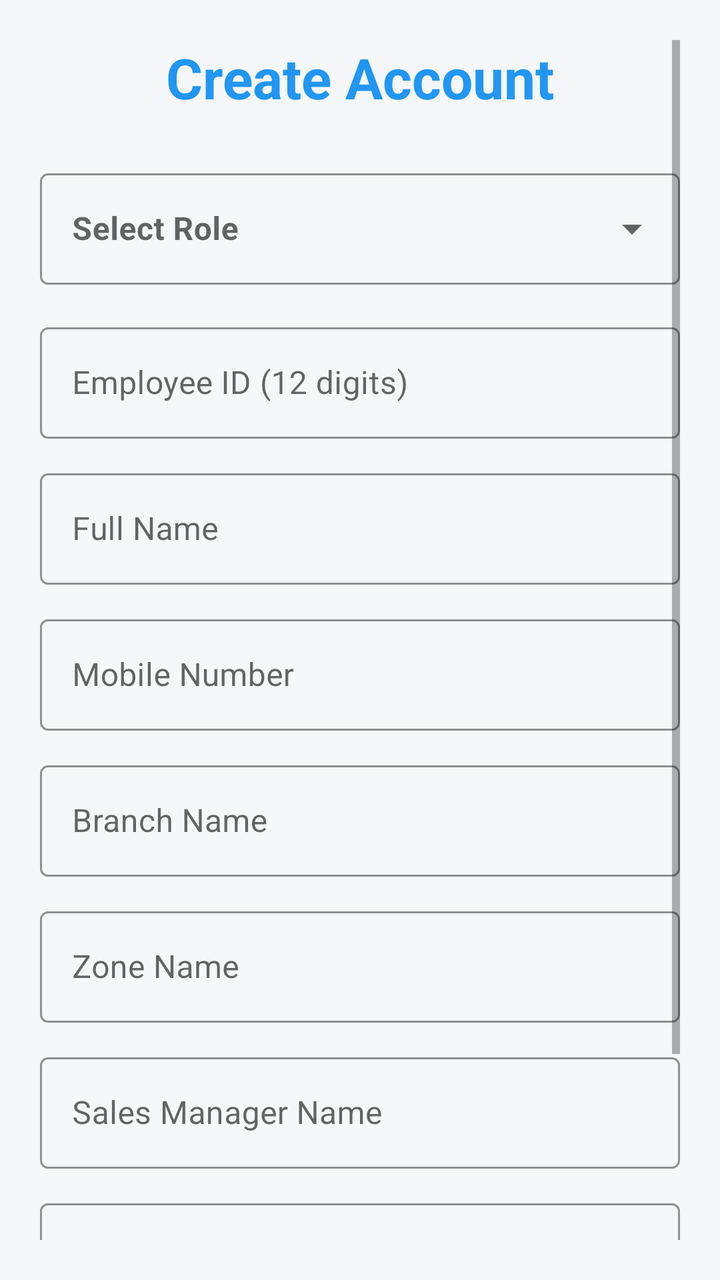
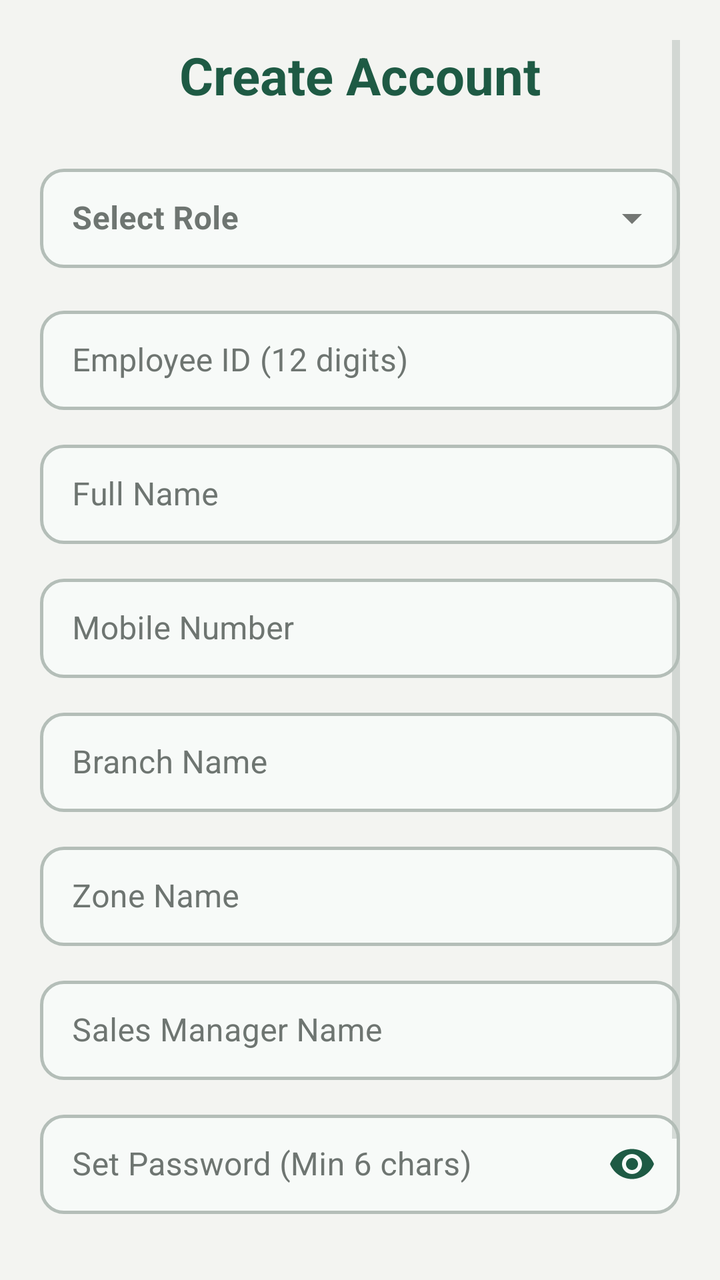

An Android layout rendered at two revisions. The XML below is the earlier revision; the diff shows what the commit changed to produce the second picture.
<!-- AndroidManifest.xml: application theme Theme.PerformanceTracker -->
<!-- res/layout/activity_registration.xml -->
<?xml version="1.0" encoding="utf-8"?>
<ScrollView
     xmlns:android="http://schemas.android.com/apk/res/android"
     xmlns:app="http://schemas.android.com/apk/res-auto"
     android:layout_height="match_parent"
     android:layout_width="match_parent"
     android:background="#F5F7FA"
     android:padding="20dp">

    <LinearLayout
         android:layout_height="wrap_content"
         android:layout_width="match_parent"
         android:orientation="vertical">

        <TextView
             android:layout_height="wrap_content"
             android:layout_width="match_parent"
             android:layout_marginBottom="24dp"
             android:gravity="center"
             android:textSize="28sp"
             android:textColor="#2196F3"
             android:text="Create Account"
             android:textStyle="bold" />

        <com.google.android.material.textfield.TextInputLayout
             android:layout_height="wrap_content"
             android:layout_width="match_parent"
             android:layout_marginBottom="16dp"
             android:hint="Select Role"
             app:boxStrokeColor="#2196F3"
             style="@style/Widget.MaterialComponents.TextInputLayout.OutlinedBox.ExposedDropdownMenu">

            <AutoCompleteTextView
                 android:layout_height="wrap_content"
                 android:layout_width="match_parent"
                 android:textColor="#333333"
                 android:inputType="none"
                 android:id="@+id/autoCompleteRole"
                 android:textStyle="bold" />

        </com.google.android.material.textfield.TextInputLayout>

        <com.google.android.material.textfield.TextInputLayout
             android:layout_height="wrap_content"
             android:layout_width="match_parent"
             android:layout_marginBottom="12dp"
             android:hint="Employee ID (12 digits)"
             app:boxStrokeColor="#2196F3"
             style="@style/Widget.MaterialComponents.TextInputLayout.OutlinedBox">

            <com.google.android.material.textfield.TextInputEditText
                 android:layout_height="wrap_content"
                 android:layout_width="match_parent"
                 android:maxLength="12"
                 android:inputType="number"
                 android:id="@+id/etRegId" />

        </com.google.android.material.textfield.TextInputLayout>

        <com.google.android.material.textfield.TextInputLayout
             android:layout_height="wrap_content"
             android:layout_width="match_parent"
             android:layout_marginBottom="12dp"
             android:hint="Full Name"
             app:boxStrokeColor="#2196F3"
             style="@style/Widget.MaterialComponents.TextInputLayout.OutlinedBox">

            <com.google.android.material.textfield.TextInputEditText
                 android:layout_height="wrap_content"
                 android:layout_width="match_parent"
                 android:inputType="textPersonName"
                 android:id="@+id/etRegName" />

        </com.google.android.material.textfield.TextInputLayout>

        <com.google.android.material.textfield.TextInputLayout
             android:layout_height="wrap_content"
             android:layout_width="match_parent"
             android:layout_marginBottom="12dp"
             android:hint="Mobile Number"
             app:boxStrokeColor="#2196F3"
             style="@style/Widget.MaterialComponents.TextInputLayout.OutlinedBox">

            <com.google.android.material.textfield.TextInputEditText
                 android:layout_height="wrap_content"
                 android:layout_width="match_parent"
                 android:inputType="phone"
                 android:id="@+id/etMobile" />

        </com.google.android.material.textfield.TextInputLayout>

        <LinearLayout
             android:layout_height="wrap_content"
             android:layout_width="match_parent"
             android:orientation="vertical"
             android:id="@+id/layoutUserExtraFields">

            <com.google.android.material.textfield.TextInputLayout
                 android:layout_height="wrap_content"
                 android:layout_width="match_parent"
                 android:layout_marginBottom="12dp"
                 android:hint="Branch Name"
                 app:boxStrokeColor="#2196F3"
                 style="@style/Widget.MaterialComponents.TextInputLayout.OutlinedBox">

                <com.google.android.material.textfield.TextInputEditText
                     android:layout_height="wrap_content"
                     android:layout_width="match_parent"
                     android:inputType="text"
                     android:id="@+id/etRegBranch" />

            </com.google.android.material.textfield.TextInputLayout>

            <com.google.android.material.textfield.TextInputLayout
                 android:layout_height="wrap_content"
                 android:layout_width="match_parent"
                 android:layout_marginBottom="12dp"
                 android:hint="Zone Name"
                 app:boxStrokeColor="#2196F3"
                 style="@style/Widget.MaterialComponents.TextInputLayout.OutlinedBox">

                <com.google.android.material.textfield.TextInputEditText
                     android:layout_height="wrap_content"
                     android:layout_width="match_parent"
                     android:inputType="text"
                     android:id="@+id/etRegZone" />

            </com.google.android.material.textfield.TextInputLayout>

            <com.google.android.material.textfield.TextInputLayout
                 android:layout_height="wrap_content"
                 android:layout_width="match_parent"
                 android:layout_marginBottom="12dp"
                 android:hint="Sales Manager Name"
                 app:boxStrokeColor="#2196F3"
                 style="@style/Widget.MaterialComponents.TextInputLayout.OutlinedBox">

                <com.google.android.material.textfield.TextInputEditText
                     android:layout_height="wrap_content"
                     android:layout_width="match_parent"
                     android:inputType="text"
                     android:id="@+id/etRegManager" />

            </com.google.android.material.textfield.TextInputLayout>

        </LinearLayout>

        <com.google.android.material.textfield.TextInputLayout
             android:layout_height="wrap_content"
             android:layout_width="match_parent"
             android:layout_marginBottom="24dp"
             android:hint="Set Password (Min 6 chars)"
             app:boxStrokeColor="#2196F3"
             style="@style/Widget.MaterialComponents.TextInputLayout.OutlinedBox">

            <com.google.android.material.textfield.TextInputEditText
                 android:layout_height="wrap_content"
                 android:layout_width="match_parent"
                 android:inputType="textPassword"
                 android:id="@+id/etRegPassword" />

        </com.google.android.material.textfield.TextInputLayout>

        <com.google.android.material.button.MaterialButton
             android:layout_height="60dp"
             android:layout_width="match_parent"
             android:layout_marginBottom="16dp"
             app:backgroundTint="#2196F3"
             android:textSize="18sp"
             app:cornerRadius="8dp"
             android:id="@+id/btnCompleteReg"
             android:text="REGISTER &amp; LOGIN"
             android:textStyle="bold" />

    </LinearLayout>

</ScrollView>
<!-- resources referenced by this layout -->
<resources>
  <style name="Theme.PerformanceTracker" parent="Theme.MaterialComponents.DayNight.NoActionBar">
          <item name="colorPrimary">#2196F3</item>
          <item name="colorPrimaryVariant">#1976D2</item>
          <item name="colorOnPrimary">#FFFFFF</item>
          <item name="android:statusBarColor">#1976D2</item>
      </style>
</resources>

<!-- the commit's change to res/layout/activity_registration.xml (unified diff, before → after) -->
@@ -4,7 +4,7 @@
      xmlns:app="http://schemas.android.com/apk/res-auto"
      android:layout_height="match_parent"
      android:layout_width="match_parent"
-     android:background="#F5F7FA"
+     android:background="@color/background"
      android:padding="20dp">
 
     <LinearLayout
@@ -17,8 +17,8 @@
              android:layout_width="match_parent"
              android:layout_marginBottom="24dp"
              android:gravity="center"
-             android:textSize="28sp"
-             android:textColor="#2196F3"
+             android:textSize="26sp"
+             android:textColor="@color/primary"
              android:text="Create Account"
              android:textStyle="bold" />
 
@@ -27,13 +27,24 @@
              android:layout_width="match_parent"
              android:layout_marginBottom="16dp"
              android:hint="Select Role"
-             app:boxStrokeColor="#2196F3"
+             app:boxBackgroundMode="outline"
+             app:boxBackgroundColor="@color/input_background"
+             app:boxStrokeColor="@color/box_stroke_selector"
+             app:boxStrokeWidth="1.5dp"
+             app:boxStrokeWidthFocused="2dp"
+             app:hintTextColor="@color/primary"
+             android:textColorHint="@color/text_secondary"
+             app:boxCornerRadiusBottomEnd="12dp"
+             app:boxCornerRadiusBottomStart="12dp"
+             app:boxCornerRadiusTopEnd="12dp"
+             app:boxCornerRadiusTopStart="12dp"
              style="@style/Widget.MaterialComponents.TextInputLayout.OutlinedBox.ExposedDropdownMenu">
 
             <AutoCompleteTextView
                  android:layout_height="wrap_content"
                  android:layout_width="match_parent"
-                 android:textColor="#333333"
+                 android:textColor="@color/text_primary"
+                 android:paddingVertical="14dp"
                  android:inputType="none"
                  android:id="@+id/autoCompleteRole"
                  android:textStyle="bold" />
@@ -45,7 +56,17 @@
              android:layout_width="match_parent"
              android:layout_marginBottom="12dp"
              android:hint="Employee ID (12 digits)"
-             app:boxStrokeColor="#2196F3"
+             app:boxBackgroundMode="outline"
+             app:boxBackgroundColor="@color/input_background"
+             app:boxStrokeColor="@color/box_stroke_selector"
+             app:boxStrokeWidth="1.5dp"
+             app:boxStrokeWidthFocused="2dp"
+             app:hintTextColor="@color/primary"
+             android:textColorHint="@color/text_secondary"
+             app:boxCornerRadiusBottomEnd="12dp"
+             app:boxCornerRadiusBottomStart="12dp"
+             app:boxCornerRadiusTopEnd="12dp"
+             app:boxCornerRadiusTopStart="12dp"
              style="@style/Widget.MaterialComponents.TextInputLayout.OutlinedBox">
 
             <com.google.android.material.textfield.TextInputEditText
@@ -53,6 +74,9 @@
                  android:layout_width="match_parent"
                  android:maxLength="12"
                  android:inputType="number"
+                 android:paddingVertical="14dp"
+                 android:textColor="@color/text_primary"
+                 android:textColorHint="@color/text_secondary"
                  android:id="@+id/etRegId" />
 
         </com.google.android.material.textfield.TextInputLayout>
@@ -62,13 +86,26 @@
              android:layout_width="match_parent"
              android:layout_marginBottom="12dp"
              android:hint="Full Name"
-             app:boxStrokeColor="#2196F3"
+             app:boxBackgroundMode="outline"
+             app:boxBackgroundColor="@color/input_background"
+             app:boxStrokeColor="@color/box_stroke_selector"
+             app:boxStrokeWidth="1.5dp"
+             app:boxStrokeWidthFocused="2dp"
+             app:hintTextColor="@color/primary"
+             android:textColorHint="@color/text_secondary"
+             app:boxCornerRadiusBottomEnd="12dp"
+             app:boxCornerRadiusBottomStart="12dp"
+             app:boxCornerRadiusTopEnd="12dp"
+             app:boxCornerRadiusTopStart="12dp"
              style="@style/Widget.MaterialComponents.TextInputLayout.OutlinedBox">
 
             <com.google.android.material.textfield.TextInputEditText
                  android:layout_height="wrap_content"
                  android:layout_width="match_parent"
                  android:inputType="textPersonName"
+                 android:paddingVertical="14dp"
+                 android:textColor="@color/text_primary"
+                 android:textColorHint="@color/text_secondary"
                  android:id="@+id/etRegName" />
 
         </com.google.android.material.textfield.TextInputLayout>
@@ -78,13 +115,26 @@
              android:layout_width="match_parent"
              android:layout_marginBottom="12dp"
              android:hint="Mobile Number"
-             app:boxStrokeColor="#2196F3"
+             app:boxBackgroundMode="outline"
+             app:boxBackgroundColor="@color/input_background"
+             app:boxStrokeColor="@color/box_stroke_selector"
+             app:boxStrokeWidth="1.5dp"
+             app:boxStrokeWidthFocused="2dp"
+             app:hintTextColor="@color/primary"
+             android:textColorHint="@color/text_secondary"
+             app:boxCornerRadiusBottomEnd="12dp"
+             app:boxCornerRadiusBottomStart="12dp"
+             app:boxCornerRadiusTopEnd="12dp"
+             app:boxCornerRadiusTopStart="12dp"
              style="@style/Widget.MaterialComponents.TextInputLayout.OutlinedBox">
 
             <com.google.android.material.textfield.TextInputEditText
                  android:layout_height="wrap_content"
                  android:layout_width="match_parent"
                  android:inputType="phone"
+                 android:paddingVertical="14dp"
+                 android:textColor="@color/text_primary"
+                 android:textColorHint="@color/text_secondary"
                  android:id="@+id/etMobile" />
 
         </com.google.android.material.textfield.TextInputLayout>
@@ -100,13 +150,26 @@
                  android:layout_width="match_parent"
                  android:layout_marginBottom="12dp"
                  android:hint="Branch Name"
-                 app:boxStrokeColor="#2196F3"
+                 app:boxBackgroundMode="outline"
+                 app:boxBackgroundColor="@color/input_background"
+                 app:boxStrokeColor="@color/box_stroke_selector"
+                 app:boxStrokeWidth="1.5dp"
+                 app:boxStrokeWidthFocused="2dp"
+                 app:hintTextColor="@color/primary"
+                 android:textColorHint="@color/text_secondary"
+                 app:boxCornerRadiusBottomEnd="12dp"
+                 app:boxCornerRadiusBottomStart="12dp"
+                 app:boxCornerRadiusTopEnd="12dp"
+                 app:boxCornerRadiusTopStart="12dp"
                  style="@style/Widget.MaterialComponents.TextInputLayout.OutlinedBox">
 
                 <com.google.android.material.textfield.TextInputEditText
                      android:layout_height="wrap_content"
                      android:layout_width="match_parent"
                      android:inputType="text"
+                     android:paddingVertical="14dp"
+                     android:textColor="@color/text_primary"
+                     android:textColorHint="@color/text_secondary"
                      android:id="@+id/etRegBranch" />
 
             </com.google.android.material.textfield.TextInputLayout>
@@ -116,13 +179,26 @@
                  android:layout_width="match_parent"
                  android:layout_marginBottom="12dp"
                  android:hint="Zone Name"
-                 app:boxStrokeColor="#2196F3"
+                 app:boxBackgroundMode="outline"
+                 app:boxBackgroundColor="@color/input_background"
+                 app:boxStrokeColor="@color/box_stroke_selector"
+                 app:boxStrokeWidth="1.5dp"
+                 app:boxStrokeWidthFocused="2dp"
+                 app:hintTextColor="@color/primary"
+                 android:textColorHint="@color/text_secondary"
+                 app:boxCornerRadiusBottomEnd="12dp"
+                 app:boxCornerRadiusBottomStart="12dp"
+                 app:boxCornerRadiusTopEnd="12dp"
+                 app:boxCornerRadiusTopStart="12dp"
                  style="@style/Widget.MaterialComponents.TextInputLayout.OutlinedBox">
 
                 <com.google.android.material.textfield.TextInputEditText
                      android:layout_height="wrap_content"
                      android:layout_width="match_parent"
                      android:inputType="text"
+                     android:paddingVertical="14dp"
+                     android:textColor="@color/text_primary"
+                     android:textColorHint="@color/text_secondary"
                      android:id="@+id/etRegZone" />
 
             </com.google.android.material.textfield.TextInputLayout>
@@ -132,13 +208,26 @@
                  android:layout_width="match_parent"
                  android:layout_marginBottom="12dp"
                  android:hint="Sales Manager Name"
-                 app:boxStrokeColor="#2196F3"
+                 app:boxBackgroundMode="outline"
+                 app:boxBackgroundColor="@color/input_background"
+                 app:boxStrokeColor="@color/box_stroke_selector"
+                 app:boxStrokeWidth="1.5dp"
+                 app:boxStrokeWidthFocused="2dp"
+                 app:hintTextColor="@color/primary"
+                 android:textColorHint="@color/text_secondary"
+                 app:boxCornerRadiusBottomEnd="12dp"
+                 app:boxCornerRadiusBottomStart="12dp"
+                 app:boxCornerRadiusTopEnd="12dp"
+                 app:boxCornerRadiusTopStart="12dp"
                  style="@style/Widget.MaterialComponents.TextInputLayout.OutlinedBox">
 
                 <com.google.android.material.textfield.TextInputEditText
                      android:layout_height="wrap_content"
                      android:layout_width="match_parent"
                      android:inputType="text"
+                     android:paddingVertical="14dp"
+                     android:textColor="@color/text_primary"
+                     android:textColorHint="@color/text_secondary"
                      android:id="@+id/etRegManager" />
 
             </com.google.android.material.textfield.TextInputLayout>
@@ -150,24 +239,41 @@
              android:layout_width="match_parent"
              android:layout_marginBottom="24dp"
              android:hint="Set Password (Min 6 chars)"
-             app:boxStrokeColor="#2196F3"
+             app:boxBackgroundMode="outline"
+             app:boxBackgroundColor="@color/input_background"
+             app:boxStrokeColor="@color/box_stroke_selector"
+             app:boxStrokeWidth="1.5dp"
+             app:boxStrokeWidthFocused="2dp"
+             app:hintTextColor="@color/primary"
+             android:textColorHint="@color/text_secondary"
+             app:passwordToggleEnabled="true"
+             app:passwordToggleTint="@color/primary"
+             app:boxCornerRadiusBottomEnd="12dp"
+             app:boxCornerRadiusBottomStart="12dp"
+             app:boxCornerRadiusTopEnd="12dp"
+             app:boxCornerRadiusTopStart="12dp"
              style="@style/Widget.MaterialComponents.TextInputLayout.OutlinedBox">
 
             <com.google.android.material.textfield.TextInputEditText
                  android:layout_height="wrap_content"
                  android:layout_width="match_parent"
                  android:inputType="textPassword"
+                 android:paddingVertical="14dp"
+                 android:textColor="@color/text_primary"
+                 android:textColorHint="@color/text_secondary"
                  android:id="@+id/etRegPassword" />
 
         </com.google.android.material.textfield.TextInputLayout>
 
         <com.google.android.material.button.MaterialButton
-             android:layout_height="60dp"
+             android:layout_height="52dp"
              android:layout_width="match_parent"
              android:layout_marginBottom="16dp"
-             app:backgroundTint="#2196F3"
-             android:textSize="18sp"
-             app:cornerRadius="8dp"
+             app:backgroundTint="@color/primary"
+             android:textColor="#FFFFFF"
+             android:textSize="16sp"
+             app:cornerRadius="14dp"
+             app:elevation="0dp"
              android:id="@+id/btnCompleteReg"
              android:text="REGISTER &amp; LOGIN"
              android:textStyle="bold" />
<!-- resource entries referenced after the edit -->
@@ -1,10 +1,41 @@
 <!-- resources referenced by this layout -->
 <resources>
-  <style name="Theme.PerformanceTracker" parent="Theme.MaterialComponents.DayNight.NoActionBar">
-          <item name="colorPrimary">#2196F3</item>
-          <item name="colorPrimaryVariant">#1976D2</item>
-          <item name="colorOnPrimary">#FFFFFF</item>
-          <item name="android:statusBarColor">#1976D2</item>
+  <color name="background">#F3F4F1</color>
+  <color name="input_background">#F7FAF8</color>
+  <color name="primary">#1E5A44</color>
+  <color name="text_primary">#1C1F1D</color>
+  <color name="text_secondary">#6E7571</color>
+  <style name="Theme.PerformanceTracker" parent="Theme.MaterialComponents.Light.NoActionBar">
+          <item name="colorPrimary">@color/primary</item>
+          <item name="colorPrimaryVariant">@color/primary_dark</item>
+          <item name="colorOnPrimary">@color/white</item>
+          <item name="android:statusBarColor">@color/background</item>
+          <item name="android:windowLightStatusBar">true</item>
+          <item name="android:windowBackground">@color/background</item>
+          <item name="colorSecondary">@color/secondary</item>
+          <item name="colorSurface">@color/surface</item>
+          <item name="colorOnSurface">@color/text_primary</item>
+          <item name="colorControlNormal">@color/input_stroke_unfocused</item>
+          <item name="colorControlActivated">@color/primary</item>
+          <item name="android:textColorHint">@color/text_secondary</item>
+          <item name="textInputStyle">@style/CustomOutlinedBox</item>
+      </style>
+  <color name="primary_dark">#154333</color>
+  <color name="white">#FFFFFF</color>
+  <color name="secondary">#256650</color>
+  <color name="surface">#FFFFFF</color>
+  <color name="input_stroke_unfocused">#B4BEB8</color>
+  <style name="CustomOutlinedBox" parent="Widget.MaterialComponents.TextInputLayout.OutlinedBox">
+          <item name="boxStrokeColor">@color/box_stroke_selector</item>
+          <item name="boxStrokeWidth">1.5dp</item>
+          <item name="boxStrokeWidthFocused">2dp</item>
+          <item name="boxBackgroundColor">@color/input_background</item>
+          <item name="hintTextColor">@color/primary</item>
+          <item name="android:textColorHint">@color/text_secondary</item>
+          <item name="boxCornerRadiusTopStart">12dp</item>
+          <item name="boxCornerRadiusTopEnd">12dp</item>
+          <item name="boxCornerRadiusBottomStart">12dp</item>
+          <item name="boxCornerRadiusBottomEnd">12dp</item>
       </style>
 </resources>
 
